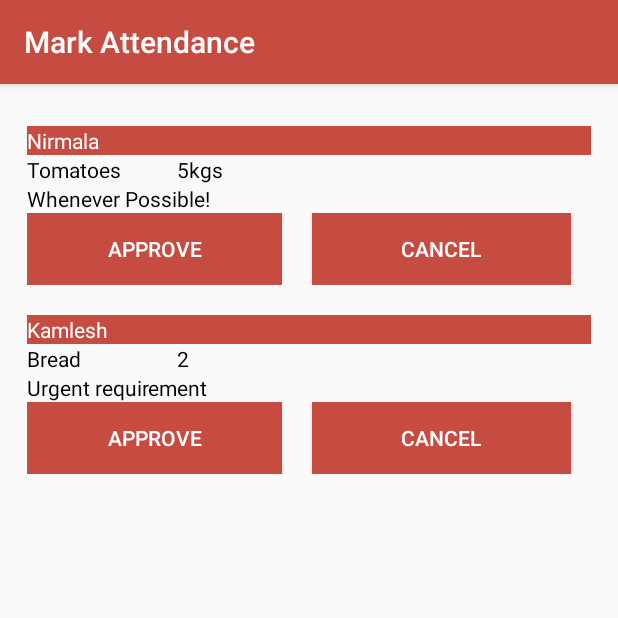
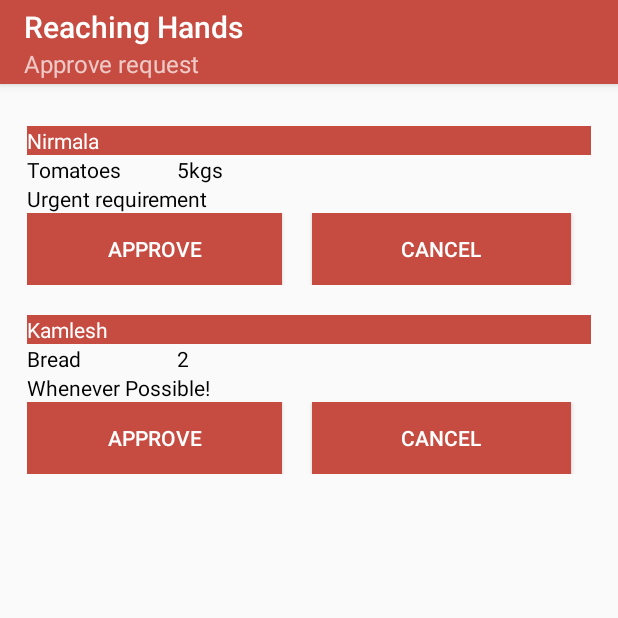
Before and after one commit to tripti27/NGO_Project, an Android app: the RequestActivity screen opened directly, with no data from a screen before it, on a phone screen of 412 x 824 dp, the top half of it. Run offline under Robolectric (Android 15) with nearby library versions, the phone set to English and light mode, and no system bars; network calls fail.

Commit message:
Additional UI changes

```diff
--- a/ReachingHands/app/src/main/java/com/cfg/reachinghands/Adapters/RequestAdapter.java
+++ b/ReachingHands/app/src/main/java/com/cfg/reachinghands/Adapters/RequestAdapter.java
@@ -52,12 +52,12 @@ public class RequestAdapter extends RecyclerView.Adapter<RequestAdapter.ViewHold
             holder.item_name.setText("Bread");
             holder.qty.setText("2");
             holder.who.setText("Kamlesh");
-            holder.desc.setText("Urgent requirement");
+            holder.desc.setText("Whenever Possible!");
         } else {
             holder.item_name.setText("Tomatoes");
             holder.qty.setText("5kgs");
             holder.who.setText("Nirmala");
-            holder.desc.setText("Whenever Possible!");
+            holder.desc.setText("Urgent requirement");
         }
     }
 
--- a/ReachingHands/app/src/main/java/com/cfg/reachinghands/MainActivity.java
+++ b/ReachingHands/app/src/main/java/com/cfg/reachinghands/MainActivity.java
@@ -146,7 +146,7 @@ public class MainActivity extends AppCompatActivity
 
     private int getData() {
 
-        loading = ProgressDialog.show(this,"Please wait...","Fetching...",false,false);
+        //loading = ProgressDialog.show(this,"Please wait...","Fetching...",false,false);
 
         String url = Config.ATTENDENCE_DATA_URL;         //editTextId.getText().toString().trim();
 
@@ -210,7 +210,7 @@ public class MainActivity extends AppCompatActivity
                 loading.dismiss();
                 Log.e("TAG", response);
                 showJSONReq(response);
-                //mAttendenceAdapter.notifyDataSetChanged();
+                //mAttendenceAdapter.notifyDataSetChangped();
             }
         },
                 new Response.ErrorListener() {
--- a/ReachingHands/app/src/main/java/com/cfg/reachinghands/RequestActivity.java
+++ b/ReachingHands/app/src/main/java/com/cfg/reachinghands/RequestActivity.java
@@ -26,7 +26,8 @@ public class RequestActivity extends AppCompatActivity {
         super.onCreate(savedInstanceState);
         setContentView(R.layout.activity_request);
 
-        getSupportActionBar().setTitle("Mark Attendance");
+        getSupportActionBar().setTitle("Reaching Hands");
+        getSupportActionBar().setSubtitle("Approve request");
 
         Request request = new Request("-", 0, "-", "-");
         RequestList.getInstance().mRequestList = new ArrayList<>();
```
